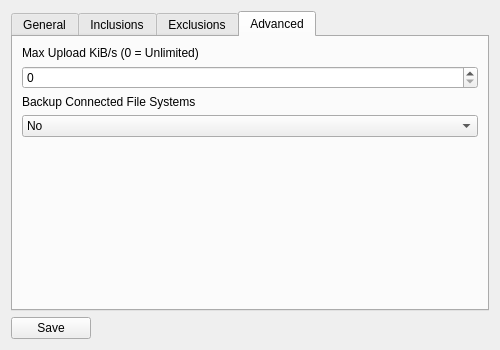
The window that client/src/blobbackup/ui/settingsdialog.ui (Blobbackup/Blobbackup) describes before a commit, drawn with Qt 5.
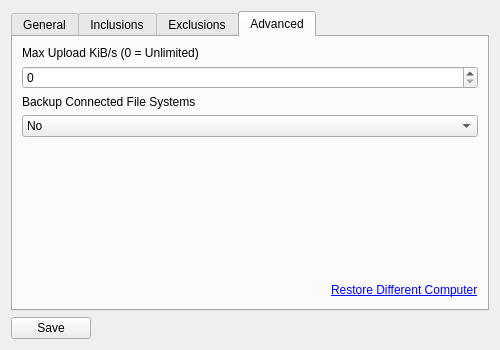
The same window after the commit. The open tabs and pages were chosen to show the change.

Commit message: Allow different computer restores from settings

Diff of the .ui file:
```diff
--- a/client/src/blobbackup/ui/settingsdialog.ui
+++ b/client/src/blobbackup/ui/settingsdialog.ui
@@ -298,6 +298,30 @@
          </property>
         </spacer>
        </item>
+       <item>
+        <layout class="QHBoxLayout" name="horizontalLayout_4">
+         <item>
+          <spacer name="horizontalSpacer">
+           <property name="orientation">
+            <enum>Qt::Horizontal</enum>
+           </property>
+           <property name="sizeHint" stdset="0">
+            <size>
+             <width>40</width>
+             <height>20</height>
+            </size>
+           </property>
+          </spacer>
+         </item>
+         <item>
+          <widget class="QLabel" name="restore_different_computer_label">
+           <property name="text">
+            <string>&lt;html&gt;&lt;head/&gt;&lt;body&gt;&lt;p&gt;&lt;a href=&quot;https://blobbackup.com&quot;&gt;&lt;span style=&quot; text-decoration: underline; color:#0000ff;&quot;&gt;Restore Different Computer&lt;/span&gt;&lt;/a&gt;&lt;/p&gt;&lt;/body&gt;&lt;/html&gt;</string>
+           </property>
+          </widget>
+         </item>
+        </layout>
+       </item>
       </layout>
      </widget>
     </widget>
```
The commit also changes 2 other files.
